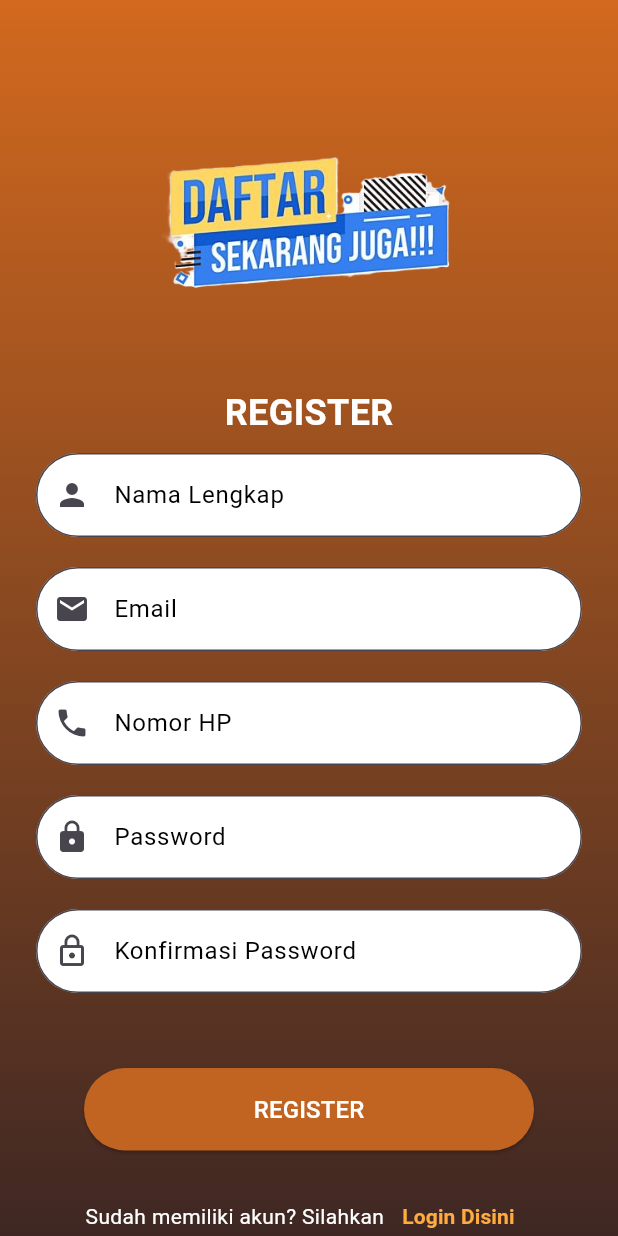
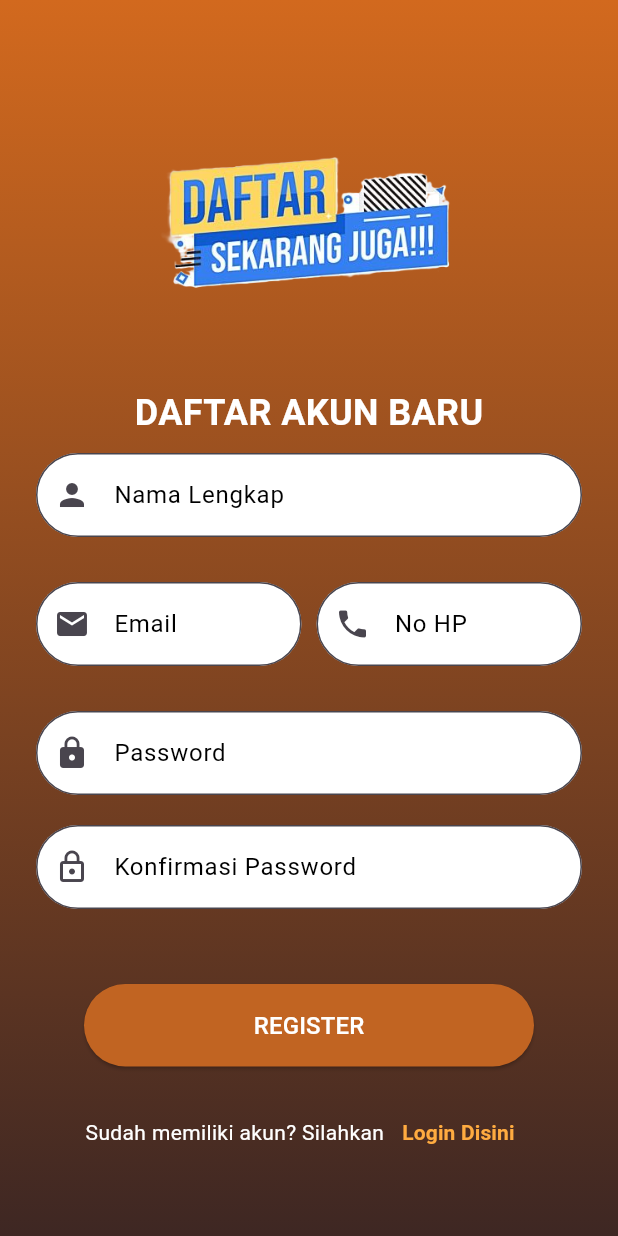
Before and after one commit to Aryaaa30/20220140114_UCP1_Flutter, a Flutter app: the RegisterPage screen opened directly, on a phone screen of 412 x 824 dp. Run offline on Flutter 3.47's test engine with Material 3 defaults, Android fonts, the phone set to English and light mode, and no system bars.

```diff
--- a/lib/register_page.dart
+++ b/lib/register_page.dart
@@ -43,7 +43,7 @@ class _RegisterPageState extends State<RegisterPage> {
                   Image.asset('assets/register.png', height: 200),
                   const SizedBox(height: 10),
                   const Text(
-                    'REGISTER',
+                    'DAFTAR AKUN BARU',
                     style: TextStyle(
                       fontSize: 24,
                       color: Colors.white,
@@ -60,23 +60,32 @@ class _RegisterPageState extends State<RegisterPage> {
                     icon: Icons.person,
                     validatorMsg: "Masukkan nama lengkap",
                   ),
+                  const SizedBox(height: 10),
 
-                  // Email
-                  customInputField(
+                  // [commit] Membuat Email dan No HP sejajar (Row)
+                  Row(
+                    children: [
+                      Expanded(
+                        child: customInputField(
                           controller: emailController,
                           label: "Email",
                           icon: Icons.email,
                           validatorMsg: "Masukkan email",
                         ),
-
-                  // No HP
-                  customInputField(
+                      ),
+                      const SizedBox(width: 10),
+                      Expanded(
+                        child: customInputField(
                           controller: phoneController,
-                    label: "Nomor HP",
+                          label: "No HP",
                           icon: Icons.phone,
                           keyboardType: TextInputType.phone,
                           validatorMsg: "Masukkan nomor HP",
                         ),
+                      ),
+                    ],
+                  ),
+                  const SizedBox(height: 10),
 
                   // Password
                   customInputField(
```
Lines whose indentation alone changed are shown as unchanged.
